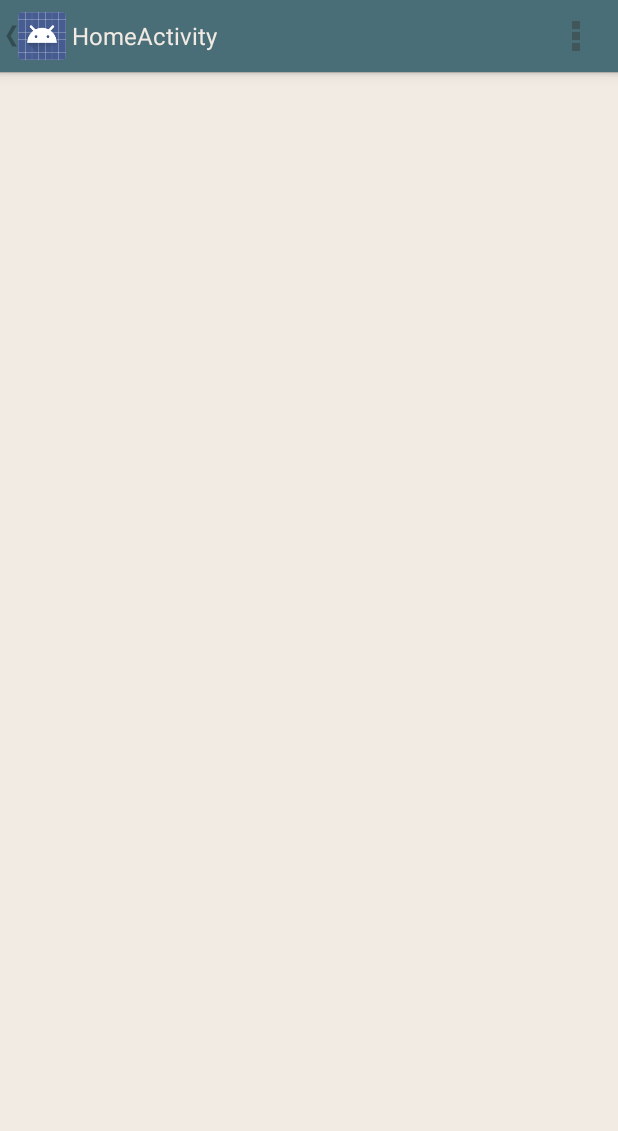
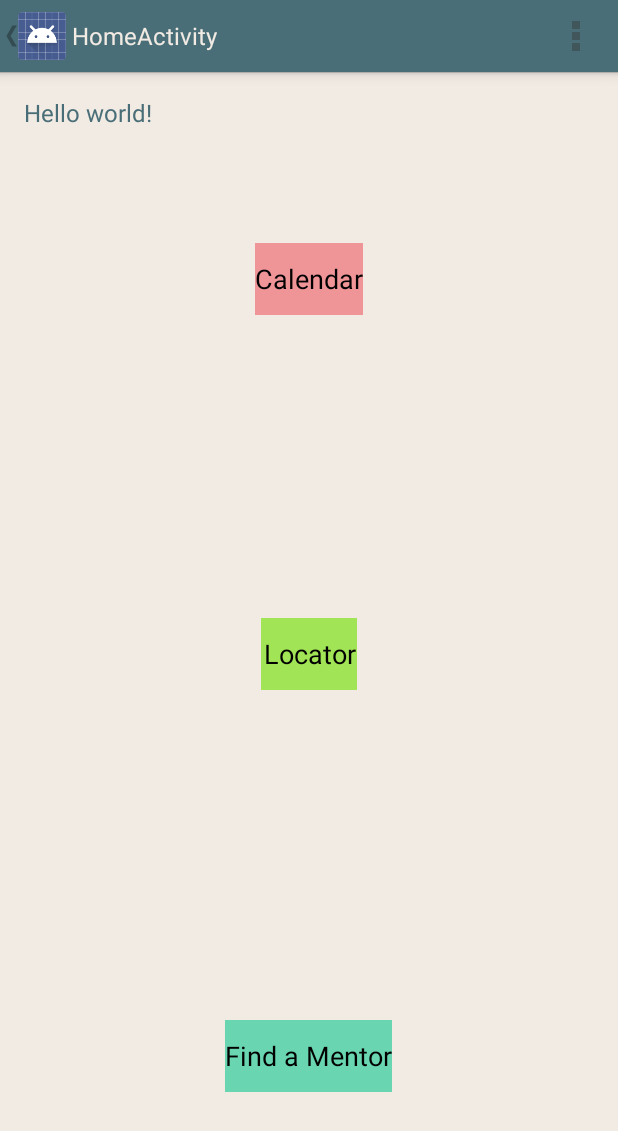
Before and after one commit to sonia9uppal/seeds2, an Android app: the screen it shows after launch (HomeActivity), after a tap on an icon or button, on a phone screen of 412 x 824 dp. Shown: the top 1131 px of the screen. Run offline under Robolectric (Android 15) with nearby library versions, the phone set to English and light mode, and no system bars; 2 statements that could not run were skipped.

Commit message:
connect interface and calendar skeleton

```diff
--- a/seeds/app/src/main/res/layout/activity_connect.xml
+++ b/seeds/app/src/main/res/layout/activity_connect.xml
@@ -1,5 +1,42 @@
-<?xml version="1.0" encoding="utf-8"?>
-<LinearLayout xmlns:android="http://schemas.android.com/apk/res/android"
-    android:layout_width="match_parent" android:layout_height="match_parent">
+<RelativeLayout xmlns:android="http://schemas.android.com/apk/res/android"
+    xmlns:tools="http://schemas.android.com/tools" android:layout_width="match_parent"
+    android:layout_height="match_parent" android:paddingLeft="@dimen/activity_horizontal_margin"
+    android:paddingRight="@dimen/activity_horizontal_margin"
+    android:paddingTop="@dimen/activity_vertical_margin"
+    android:paddingBottom="@dimen/activity_vertical_margin" tools:context=".MainActivity"
+    >
 
-</LinearLayout>
+    <TextView android:text="@string/hello_world" android:layout_width="wrap_content"
+        android:layout_height="wrap_content"
+        android:id="@+id/textView" />
+
+    <Button
+        android:layout_width="wrap_content"
+        android:layout_height="wrap_content"
+        android:text="Calendar"
+        android:id="@+id/button"
+        android:layout_below="@+id/textView"
+        android:layout_centerHorizontal="true"
+        android:layout_marginTop="76dp"
+        android:background="#EF9598" />
+
+    <Button
+        android:layout_width="wrap_content"
+        android:layout_height="wrap_content"
+        android:text="Locator"
+        android:id="@+id/button2"
+        android:layout_centerVertical="true"
+        android:layout_centerHorizontal="true"
+        android:background="#A1E455"/>
+
+    <Button
+        android:layout_width="wrap_content"
+        android:layout_height="wrap_content"
+        android:text="Find a Mentor"
+        android:id="@+id/button3"
+        android:layout_alignParentBottom="true"
+        android:layout_centerHorizontal="true"
+        android:layout_marginBottom="80dp"
+        android:background="#69D5B1"/>
+
+</RelativeLayout>
--- /dev/null
+++ b/seeds/app/src/main/res/menu/menu_calendar.xml
@@ -0,0 +1,6 @@
+<menu xmlns:android="http://schemas.android.com/apk/res/android"
+    xmlns:tools="http://schemas.android.com/tools"
+    tools:context="com.example.navigationdrawerexample.CalendarActivity">
+    <item android:id="@+id/action_settings" android:title="@string/action_settings"
+        android:orderInCategory="100" android:showAsAction="never" />
+</menu>
--- /dev/null
+++ b/seeds/app/src/main/res/menu/menu_connect.xml
@@ -0,0 +1,6 @@
+<menu xmlns:android="http://schemas.android.com/apk/res/android"
+    xmlns:tools="http://schemas.android.com/tools"
+    tools:context="com.example.navigationdrawerexample.ConnectActivity">
+    <item android:id="@+id/action_settings" android:title="@string/action_settings"
+        android:orderInCategory="100" android:showAsAction="never" />
+</menu>
--- a/seeds/app/src/main/res/values/strings.xml
+++ b/seeds/app/src/main/res/values/strings.xml
@@ -17,5 +17,7 @@
     <string name="title_activity_home">HomeActivity</string>
 
     <string name="hello_world">Hello world!</string>
+    <string name="title_activity_connect">ConnectActivity</string>
+    <string name="title_activity_calendar">CalendarActivity</string>
 
 </resources>
```
Also changed, not shown: seeds/app/src/main/AndroidManifest.xml (+17 -9 lines), seeds/app/src/main/java/com/example/navigationdrawerexample/CalendarActivity.java (added, +88 -0 lines), seeds/app/src/main/java/com/example/navigationdrawerexample/ConnectActivity.java (added, +38 -0 lines), seeds/app/src/main/res/layout/activity_calendar.xml (added, +23 -0 lines), 67 other files.
